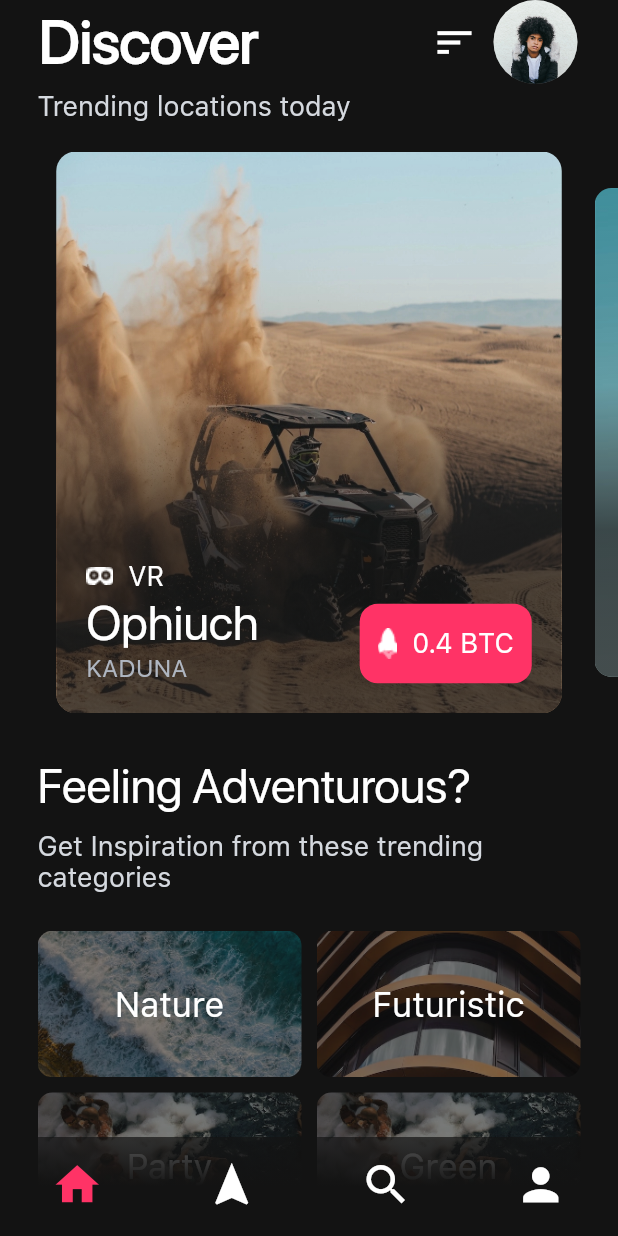
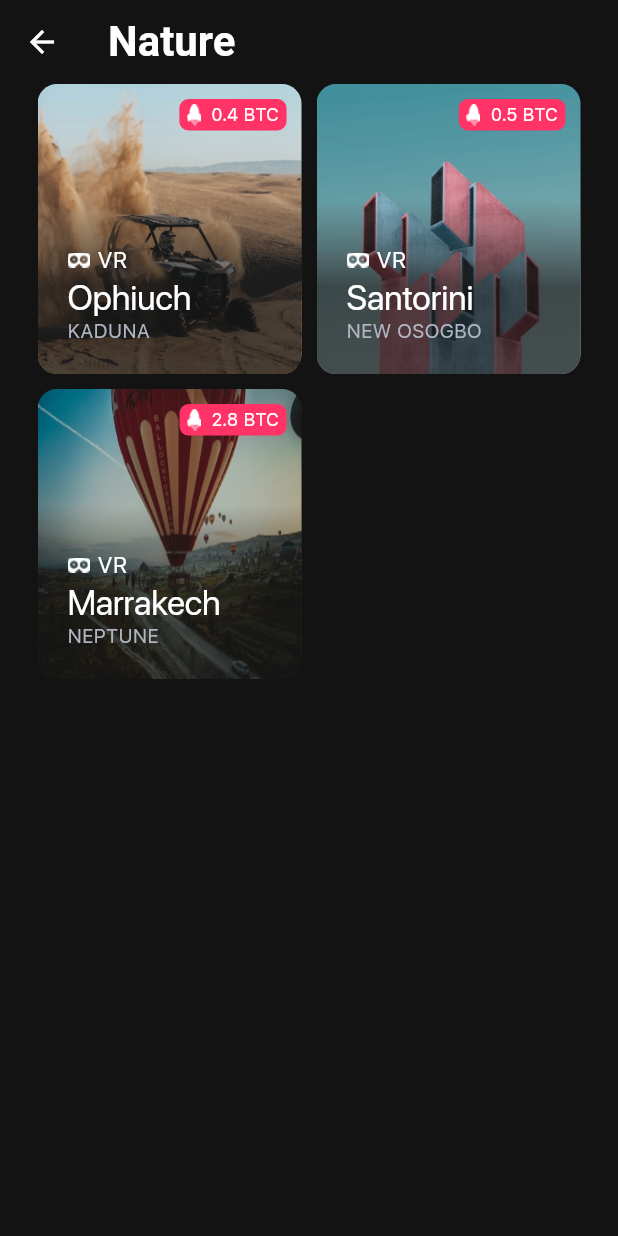
Before and after one commit to nonybrighto/spaced-travel-app, a Flutter app: the screen it shows after launch, after a tap on "Nature", on a phone screen of 412 x 824 dp. Run offline on Flutter 3.47's test engine with Material 2 defaults, Android fonts, the phone set to English and light mode, and no system bars; drawn by our look-alikes of carousel_slider; our stand-ins replace page_transition, sliding_up_panel, table_calendar.

Commit message:
List locations

```diff
--- a/lib/models/location.dart
+++ b/lib/models/location.dart
@@ -1,3 +1,5 @@
+import 'package:spaced_trip_scheduler/constants.dart';
+
 class Location {
   String title;
   String place;
@@ -18,4 +20,30 @@ class Location {
   String getFormattedPrice() {
     return '$price BTC';
   }
+
+  static List<Location> getLocations() {
+    return [
+      Location(
+          title: 'Ophiuch',
+          place: 'Kaduna',
+          imageUrl: '$kImagesPath/roberto-nickson-g-549146-unsplash.jpg',
+          price: 0.4,
+          description: 'Description',
+          country: 'Nigeria'),
+      Location(
+          title: 'Santorini',
+          place: 'New Osogbo',
+          imageUrl: '$kImagesPath/simone-hutsch-699861-unsplash.jpg',
+          price: 0.5,
+          description: 'Description',
+          country: 'Nigeria'),
+      Location(
+          title: 'Marrakech',
+          place: 'Neptune',
+          imageUrl: '$kImagesPath/kenny-luo-516116-unsplash.jpg',
+          price: 2.8,
+          description: 'Description',
+          country: 'Nigeria'),
+    ];
+  }
 }
--- a/lib/pages/home_views/discovery.dart
+++ b/lib/pages/home_views/discovery.dart
@@ -57,32 +57,7 @@ class Discovery extends StatelessWidget {
   }
 
   _buildImageSlider(BuildContext context) {
-    List<Location> sliderLocations = [
-      Location(
-        title: 'Ophiuch',
-        place: 'Kaduna',
-        imageUrl: '$kImagesPath/roberto-nickson-g-549146-unsplash.jpg',
-        price: 0.4,
-        description: 'Description',
-        country: 'Nigeria'
-      ),
-      Location(
-        title: 'Santorini',
-        place: 'New Osogbo',
-        imageUrl: '$kImagesPath/simone-hutsch-699861-unsplash.jpg',
-        price: 0.5,
-        description: 'Description',
-        country: 'Nigeria'
-      ),
-      Location(
-        title: 'Marrakech',
-        place: 'Neptune',
-        imageUrl: '$kImagesPath/kenny-luo-516116-unsplash.jpg',
-        price: 2.8,
-        description: 'Description',
-        country: 'Nigeria'
-      ),
-    ];
+    List<Location> sliderLocations = Location.getLocations().take(3).toList();
 
     return Padding(
       padding: const EdgeInsets.symmetric(vertical: 20.0),
--- /dev/null
+++ b/lib/pages/locations_list_page.dart
@@ -0,0 +1,34 @@
+import 'package:flutter/material.dart';
+import 'package:spaced_trip_scheduler/constants.dart';
+import 'package:spaced_trip_scheduler/models/category.dart';
+import 'package:spaced_trip_scheduler/models/location.dart';
+import 'package:spaced_trip_scheduler/pages/location_page.dart';
+import 'package:spaced_trip_scheduler/widgets/location_card.dart';
+import 'package:spaced_trip_scheduler/widgets/locations_list.dart';
+
+class LocationsListPage extends StatefulWidget {
+  final Category? category;
+  const LocationsListPage({Key? key, this.category}) : super(key: key);
+
+  @override
+  State<LocationsListPage> createState() => _LocationsListPageState();
+}
+
+class _LocationsListPageState extends State<LocationsListPage> {
+  late List<Location> _locations;
+  @override
+  void initState() {
+    super.initState();
+    _locations = Location.getLocations();
+  }
+
+  @override
+  Widget build(BuildContext context) {
+    return Scaffold(
+      appBar: AppBar(
+        title: Text(widget.category?.name ?? 'Locations'),
+      ),
+      body: LocationsList(locations: _locations),
+    );
+  }
+}
--- a/lib/widgets/category_card.dart
+++ b/lib/widgets/category_card.dart
@@ -1,5 +1,6 @@
 import 'package:flutter/material.dart';
 import 'package:spaced_trip_scheduler/models/category.dart';
+import 'package:spaced_trip_scheduler/pages/locations_list_page.dart';
 
 class CategoryCard extends StatelessWidget {
   final Category category;
@@ -34,7 +35,12 @@ class CategoryCard extends StatelessWidget {
                 fontWeight: FontWeight.w500,
               ),
             )),
-            onTap: () {},
+            onTap: () {
+              Navigator.of(context).push(MaterialPageRoute(
+                  builder: (context) => LocationsListPage(
+                        category: category,
+                      )));
+            },
           ),
         ),
       ),
--- /dev/null
+++ b/lib/widgets/locations_list.dart
@@ -0,0 +1,37 @@
+import 'package:flutter/material.dart';
+import 'package:spaced_trip_scheduler/constants.dart';
+import 'package:spaced_trip_scheduler/models/location.dart';
+import 'package:spaced_trip_scheduler/pages/location_page.dart';
+import 'package:spaced_trip_scheduler/widgets/location_card.dart';
+
+class LocationsList extends StatelessWidget {
+  final List<Location> locations;
+  const LocationsList({Key? key, required this.locations}) : super(key: key);
+
+  @override
+  Widget build(BuildContext context) {
+    return  Padding(
+        padding: const EdgeInsets.symmetric(horizontal: kDefaultPadding),
+        child: GridView.builder(
+          physics: const NeverScrollableScrollPhysics(),
+          shrinkWrap: true,
+          gridDelegate: const SliverGridDelegateWithFixedCrossAxisCount(
+              crossAxisCount: 2,
+              crossAxisSpacing: 10.0,
+              mainAxisSpacing: 10.0,
+              childAspectRatio: 0.91),
+          itemCount: locations.length,
+          itemBuilder: (context, index) {
+            return LocationCard(
+                location: locations[index],
+                onTap: () {
+                  Navigator.of(context).push(MaterialPageRoute(
+                      builder: (context) => LocationPage(
+                            location: locations[index],
+                          )));
+                });
+          },
+        ),
+      );
+  }
+}
```
